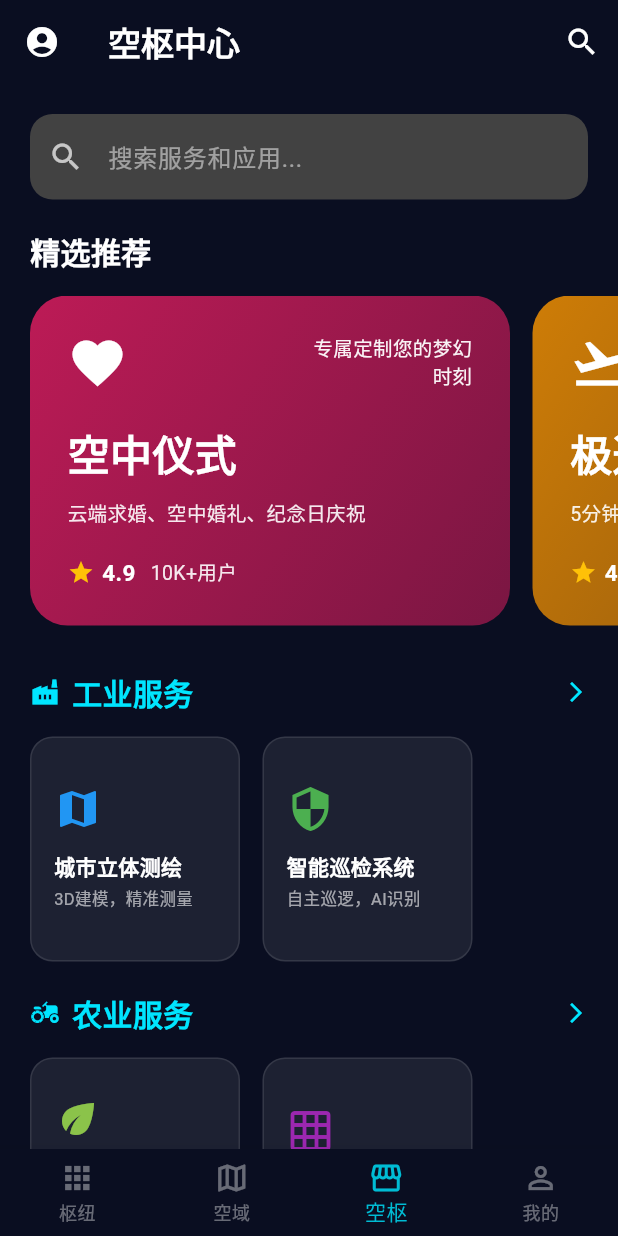
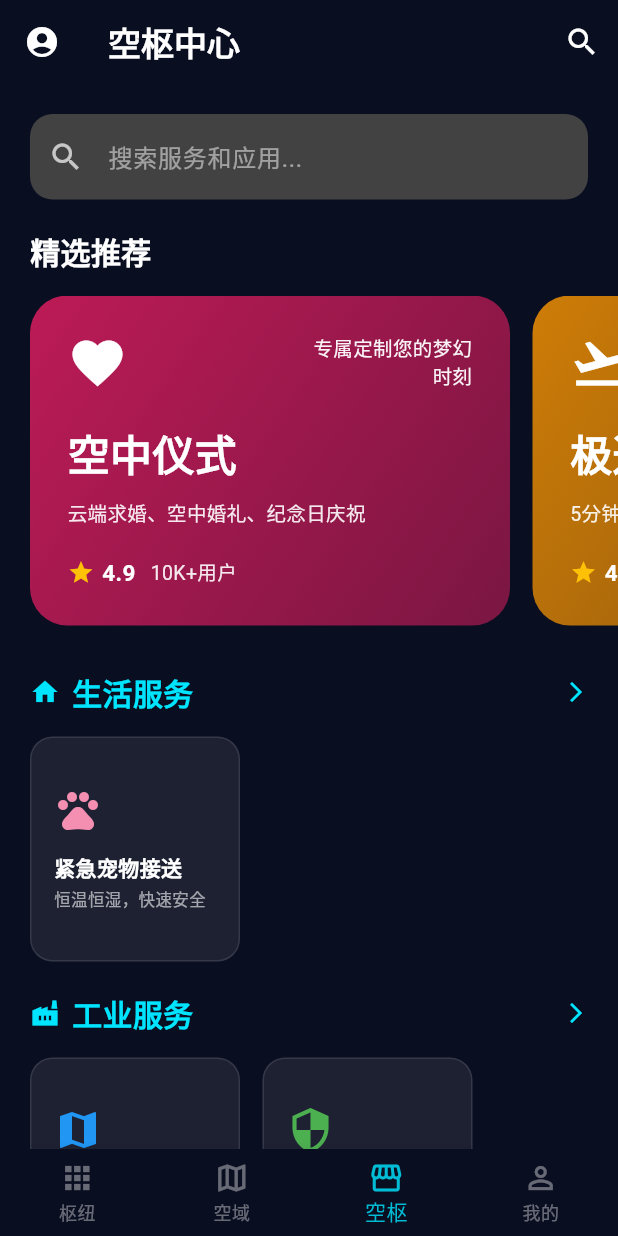
Before and after one commit to ElizaTang007/skyos, a Flutter app: the screen it shows after launch, item 3 of the bottom bar chosen, on a phone screen of 412 x 824 dp. Run offline on Flutter 3.47's test engine with Material 3 defaults, Android fonts, the light colour scheme and no system bars; network calls fail.

Commit message:
fix: 确保所有功能完整并按图片顺序排列
- 按照图片顺序排列所有分类：生活服务、物流配送、紧急服务、工业服务、农业服务、旅游服务、娱乐服务、平台工具、商务服务、环保服务
- 确保每个分类下的所有服务都完整
- 添加所有分类图标

```diff
--- a/skyos/lib/main.dart
+++ b/skyos/lib/main.dart
@@ -1003,7 +1003,32 @@ class _AirHubPageState extends State<AirHubPage> {
       }
       result[category]!.add(service);
     }
-    return result;
+    // 按照图片中的顺序排列
+    final List<String> categoryOrder = <String>[
+      '生活服务',
+      '物流配送',
+      '紧急服务',
+      '工业服务',
+      '农业服务',
+      '旅游服务',
+      '娱乐服务',
+      '平台工具',
+      '商务服务',
+      '环保服务',
+    ];
+    final Map<String, List<Map<String, dynamic>>> orderedResult = <String, List<Map<String, dynamic>>>{};
+    for (final String category in categoryOrder) {
+      if (result.containsKey(category)) {
+        orderedResult[category] = result[category]!;
+      }
+    }
+    // 添加其他未列出的分类
+    for (final String category in result.keys) {
+      if (!orderedResult.containsKey(category)) {
+        orderedResult[category] = result[category]!;
+      }
+    }
+    return orderedResult;
   }
 
   @override
@@ -1237,6 +1262,12 @@ class _AirHubPageState extends State<AirHubPage> {
         return Icons.flight;
       case '娱乐服务':
         return Icons.sports_esports;
+      case '平台工具':
+        return Icons.settings;
+      case '商务服务':
+        return Icons.business;
+      case '环保服务':
+        return Icons.eco;
       default:
         return Icons.category;
     }
```
